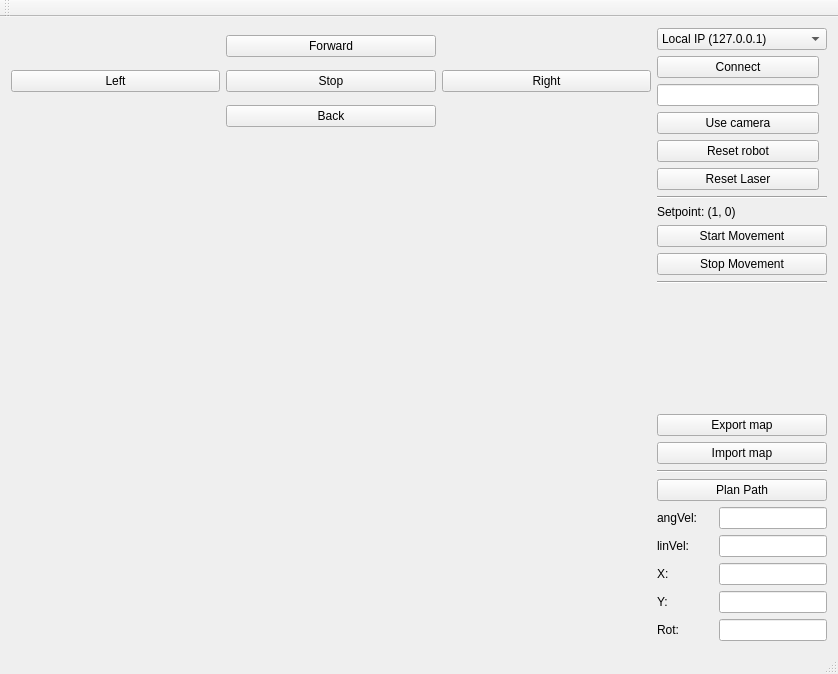
This is demoRMR/mainwindow.ui in Michal-Baculak/RMR as Qt 5 draws it before an edit. The edited form follows.
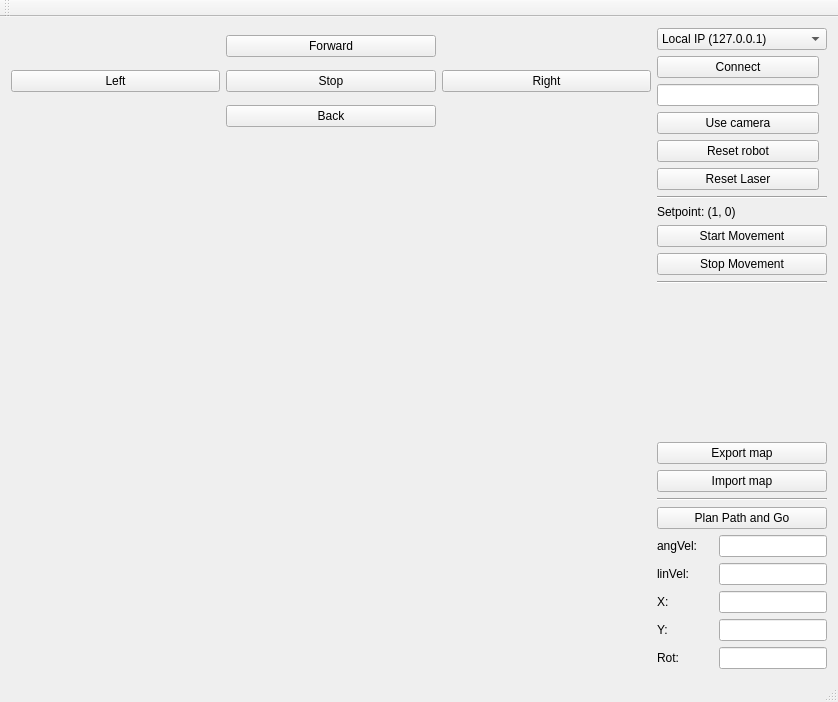
This is the edited form.

Commit message:
Finish path planning in mapper
Slight code clean

```diff
--- a/demoRMR/mainwindow.ui
+++ b/demoRMR/mainwindow.ui
@@ -7,7 +7,7 @@
     <x>0</x>
     <y>0</y>
     <width>838</width>
-    <height>674</height>
+    <height>702</height>
    </rect>
   </property>
   <property name="windowTitle">
@@ -271,7 +271,7 @@
       <item>
        <widget class="QPushButton" name="pushButton_14">
         <property name="text">
-         <string>Plan Path</string>
+         <string>Plan Path and Go</string>
         </property>
        </widget>
       </item>
```
The commit also changes 5 other files.
